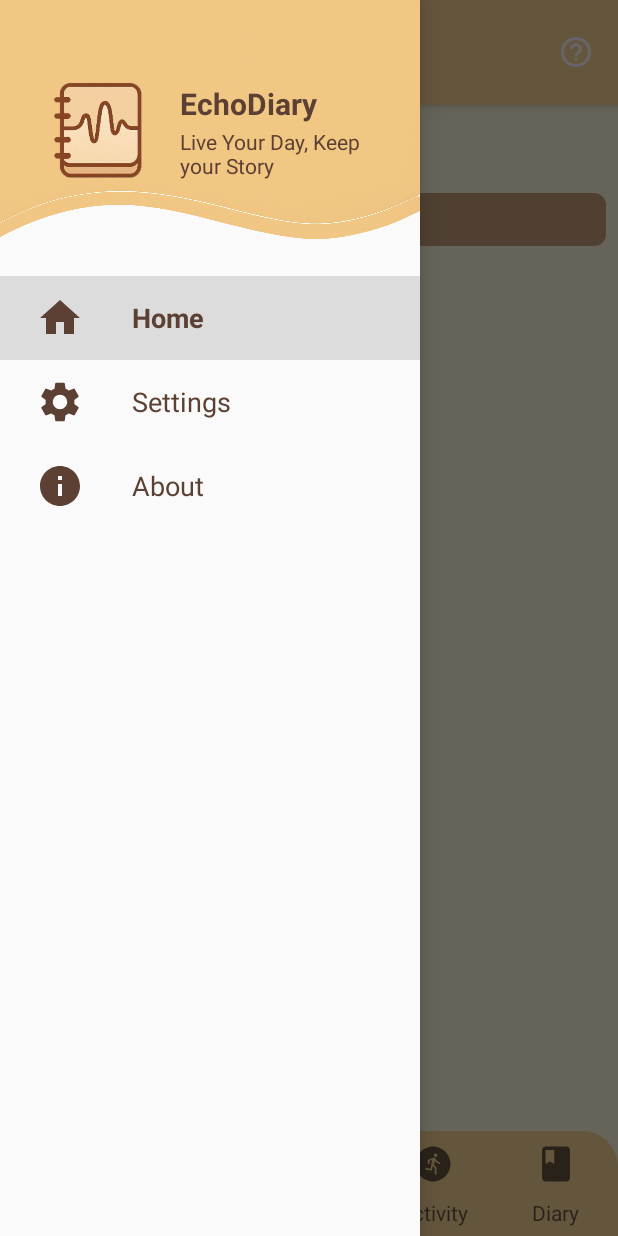
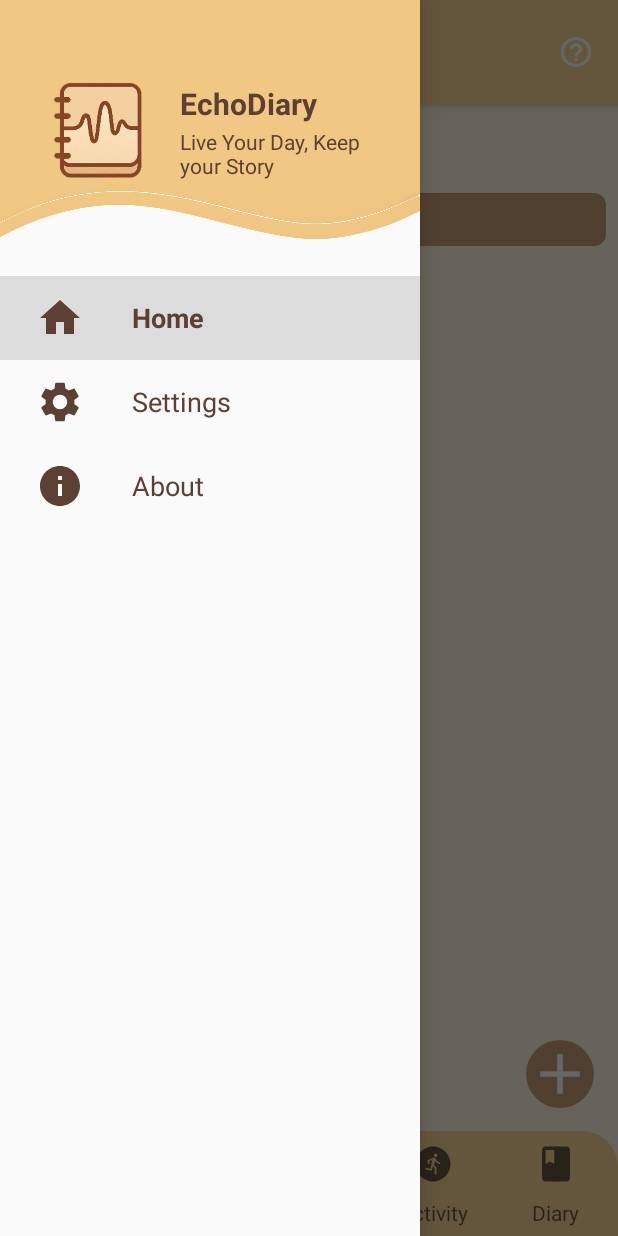
Before and after one commit to Chronomia26/EchoDiary, an Android app: the fragment DiaryFragment placed in its activity, with the side drawer open, on a phone screen of 412 x 824 dp. Run offline under Robolectric (Android 15) with nearby library versions, the phone set to English and light mode, and no system bars; our stand-ins replace Room's generated code.

Commit message:
baka masira dami kong dinagdag

```diff
--- a/app/src/main/res/layout/fragment_diary.xml
+++ b/app/src/main/res/layout/fragment_diary.xml
@@ -72,7 +72,7 @@
         android:clipToPadding="false"
         android:padding="12dp"
         app:layout_constraintTop_toBottomOf="@id/layout_search"
-        app:layout_constraintBottom_toTopOf="@id/imageview_AddNote"
+        app:layout_constraintBottom_toTopOf="@id/image_AddNote"
         app:layout_constraintStart_toStartOf="parent"
         app:layout_constraintEnd_toEndOf="parent" />
 
@@ -81,7 +81,9 @@
         android:id="@+id/image_AddNote"
         android:layout_width="45dp"
         android:layout_height="45dp"
-        android:layout_margin="16dp"
+        android:layout_marginStart="16dp"
+        android:layout_marginEnd="16dp"
+        android:layout_marginBottom="85dp"
         android:background="@drawable/background_add_button"
         android:src="@drawable/ic_add"
         android:tint="@color/white"
--- a/gradle/libs.versions.toml
+++ b/gradle/libs.versions.toml
@@ -19,7 +19,7 @@ activity = { group = "androidx.activity", name = "activity", version.ref = "acti
 constraintlayout = { group = "androidx.constraintlayout", name = "constraintlayout", version.ref = "constraintlayout" }
 room-runtime = "androidx.room:room-runtime:2.7.1"
 room-compiler = "androidx.room:room-compiler:2.7.1"
-recyclerview = "androidx.recyclerview:recyclerview:1.4.0"
+recyclerview = "androidx.recyclerview:recyclerview:1.3.1"
 
 [plugins]
 android-application = { id = "com.android.application", version.ref = "agp" }
```
